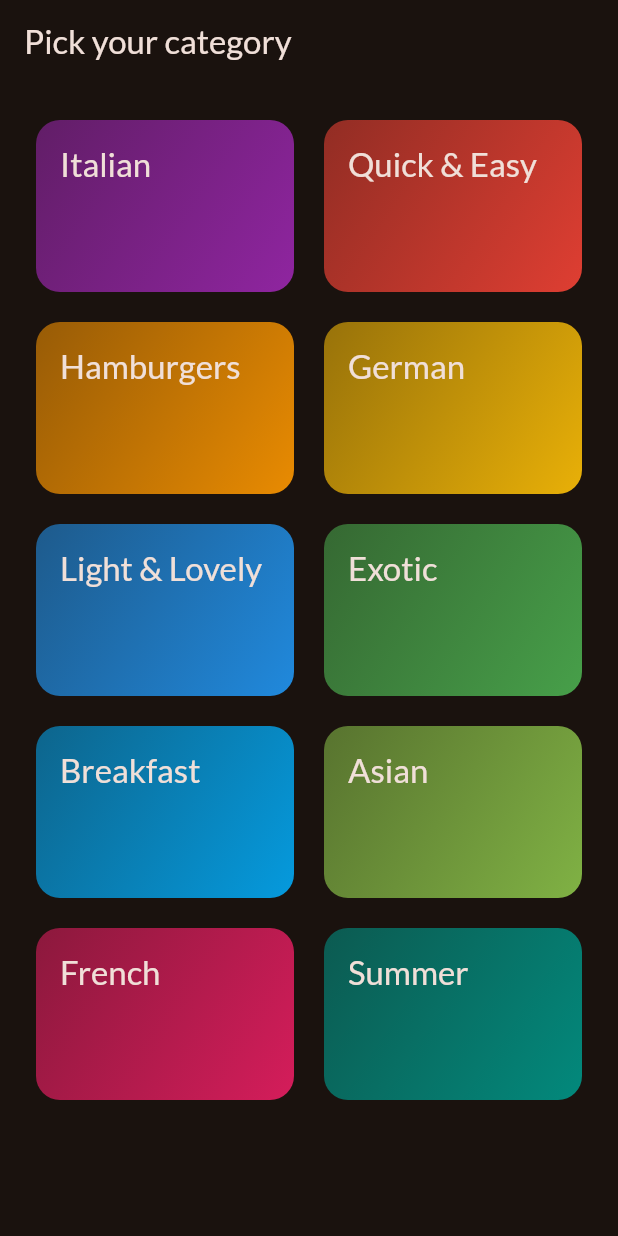
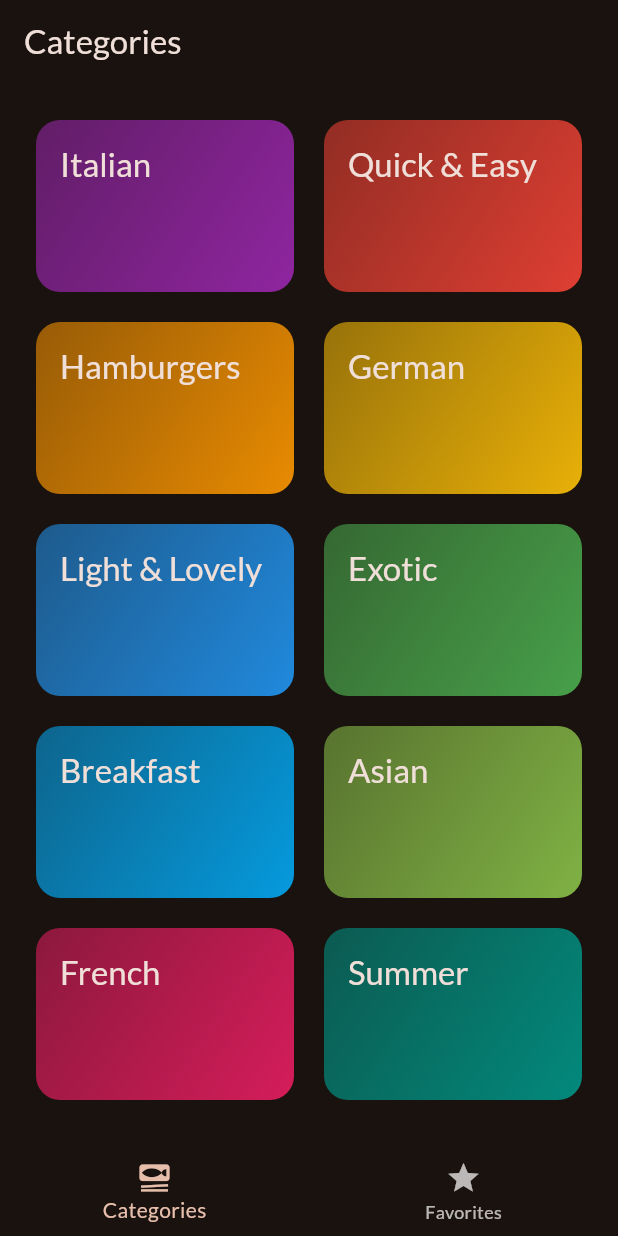
Before and after one commit to Louis-Gil/playground, a Flutter app: the screen it shows after launch, on a phone screen of 412 x 824 dp. Run offline on Flutter 3.47's test engine with Material 2 defaults, Android fonts, the phone set to English and light mode, and no system bars; our stand-ins replace google_fonts, transparent_image.

Commit message:
feat : Add tabs screen

```diff
--- a/flutter_guild/meal/lib/main.dart
+++ b/flutter_guild/meal/lib/main.dart
@@ -1,7 +1,7 @@
 import 'package:flutter/material.dart';
 
 import 'package:google_fonts/google_fonts.dart';
-import 'package:meal/screens/categories.dart';
+import 'package:meal/screens/tabs.dart';
 
 final theme = ThemeData(
   useMaterial3: true,
@@ -22,7 +22,7 @@ class App extends StatelessWidget {
   Widget build(BuildContext context) {
     return MaterialApp(
       theme: theme,
-      home: const CategoriesScreen(),
+      home: const TabsScreen(),
     );
   }
 }
--- a/flutter_guild/meal/lib/screens/categories.dart
+++ b/flutter_guild/meal/lib/screens/categories.dart
@@ -25,11 +25,7 @@ class CategoriesScreen extends StatelessWidget {
 
   @override
   Widget build(BuildContext context) {
-    return Scaffold(
-      appBar: AppBar(
-        title: const Text('Pick your category'),
-      ),
-      body: GridView(
+    return GridView(
       padding: const EdgeInsets.all(24),
       gridDelegate: const SliverGridDelegateWithFixedCrossAxisCount(
         crossAxisCount: 2,
@@ -46,7 +42,6 @@ class CategoriesScreen extends StatelessWidget {
             },
           )
       ],
-      ),
     );
   }
 }
--- /dev/null
+++ b/flutter_guild/meal/lib/screens/tabs.dart
@@ -0,0 +1,49 @@
+import 'package:flutter/material.dart';
+import 'package:meal/screens/categories.dart';
+import 'package:meal/screens/meals.dart';
+
+class TabsScreen extends StatefulWidget {
+  const TabsScreen({super.key});
+
+  @override
+  State<TabsScreen> createState() {
+    return _TabScreenState();
+  }
+}
+
+class _TabScreenState extends State<TabsScreen> {
+  int _selectedPageIndex = 0;
+
+  void _selectPage(int index) {
+    setState(() {
+      _selectedPageIndex = index;
+    });
+  }
+
+  @override
+  Widget build(BuildContext context) {
+    Widget activePage = const CategoriesScreen();
+    var activePageTitle = 'Categories';
+
+    if (_selectedPageIndex == 1) {
+      activePage = MealsScreen(meals: []);
+      activePageTitle = 'Your Favorites';
+    }
+
+    return Scaffold(
+      appBar: AppBar(
+        title: Text(activePageTitle),
+      ),
+      body: activePage,
+      bottomNavigationBar: BottomNavigationBar(
+        onTap: _selectPage,
+        currentIndex: _selectedPageIndex,
+        items: const [
+          BottomNavigationBarItem(
+              icon: Icon(Icons.set_meal), label: 'Categories'),
+          BottomNavigationBarItem(icon: Icon(Icons.star), label: 'Favorites'),
+        ],
+      ),
+    );
+  }
+}
```
Also changed, not shown: flutter_guild/meal/lib/screens/meals.dart (+7 -3 lines). Lines whose indentation alone changed are shown as unchanged.
